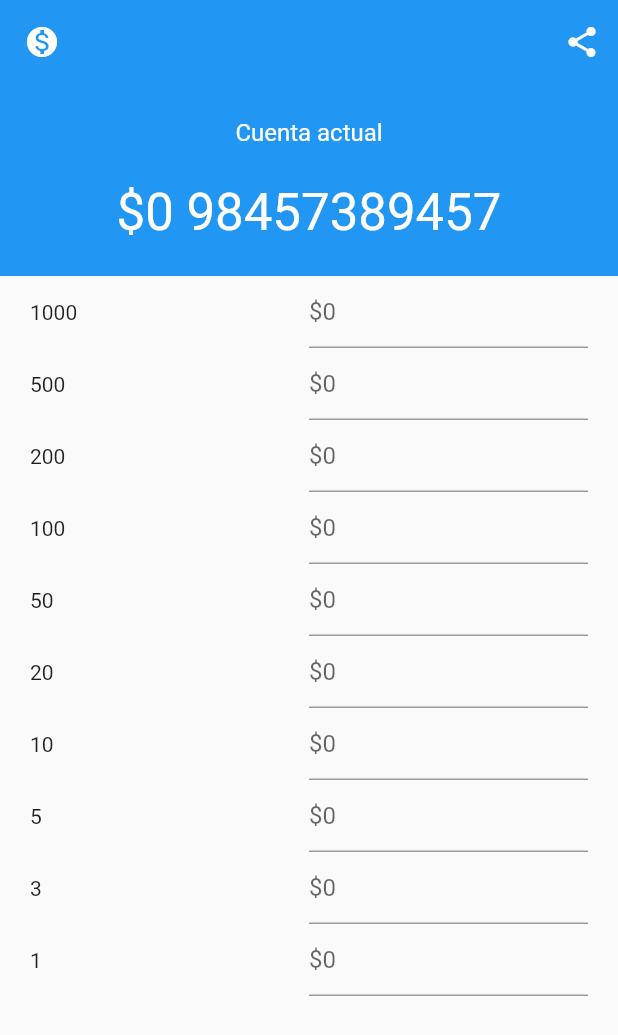
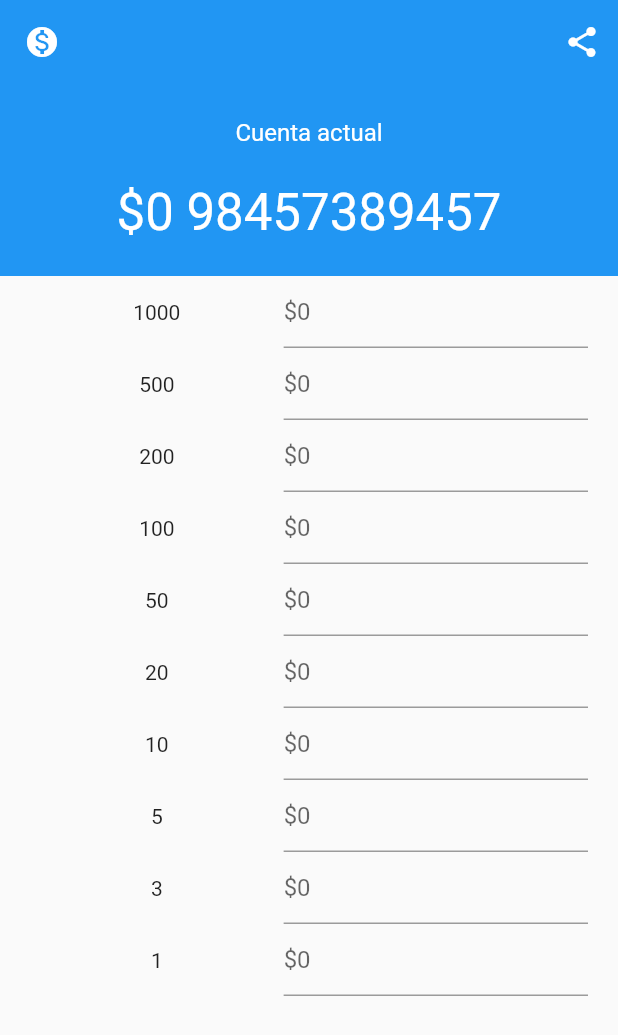
Before and after one commit to orlandev/flutter_cash_counter, a Flutter app: the screen it shows after launch, on a phone screen of 412 x 824 dp. Shown: the top 1035 px of the screen. Run offline on Flutter 3.47's test engine with Material 2 defaults, Android fonts, the phone set to English and light mode, and no system bars.

Commit message:
more changes

```diff
--- a/lib/main.dart
+++ b/lib/main.dart
@@ -115,18 +115,17 @@ class _MyHomePageState extends State<MyHomePage> {
               padding: const EdgeInsets.symmetric(horizontal: 20),
               child: Column(
                 mainAxisAlignment: MainAxisAlignment.start,
-                crossAxisAlignment: CrossAxisAlignment.center,
                 children: cashList
                     .map<Widget>(
                       (item) => Row(
-                        mainAxisAlignment: MainAxisAlignment.spaceEvenly,
-                        crossAxisAlignment: CrossAxisAlignment.center,
                         children: [
                           Expanded(
                               flex: 5,
-                              child: Text(item.toString())),
+                              child: Align(
+                                  alignment: AlignmentDirectional.center,
+                                  child: Text(item.toString()))),
                           Expanded(
-                            flex: 5,
+                            flex: 6,
                             child: TextField(
                                 decoration:
                                     const InputDecoration(hintText: "\$0"),
```
